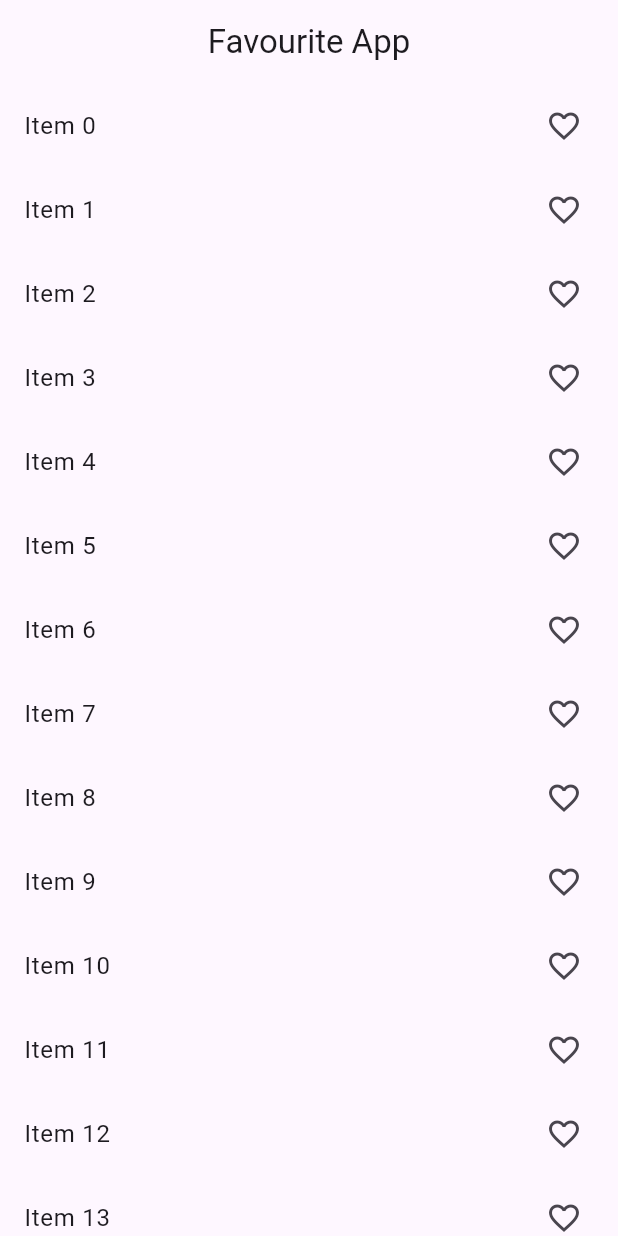
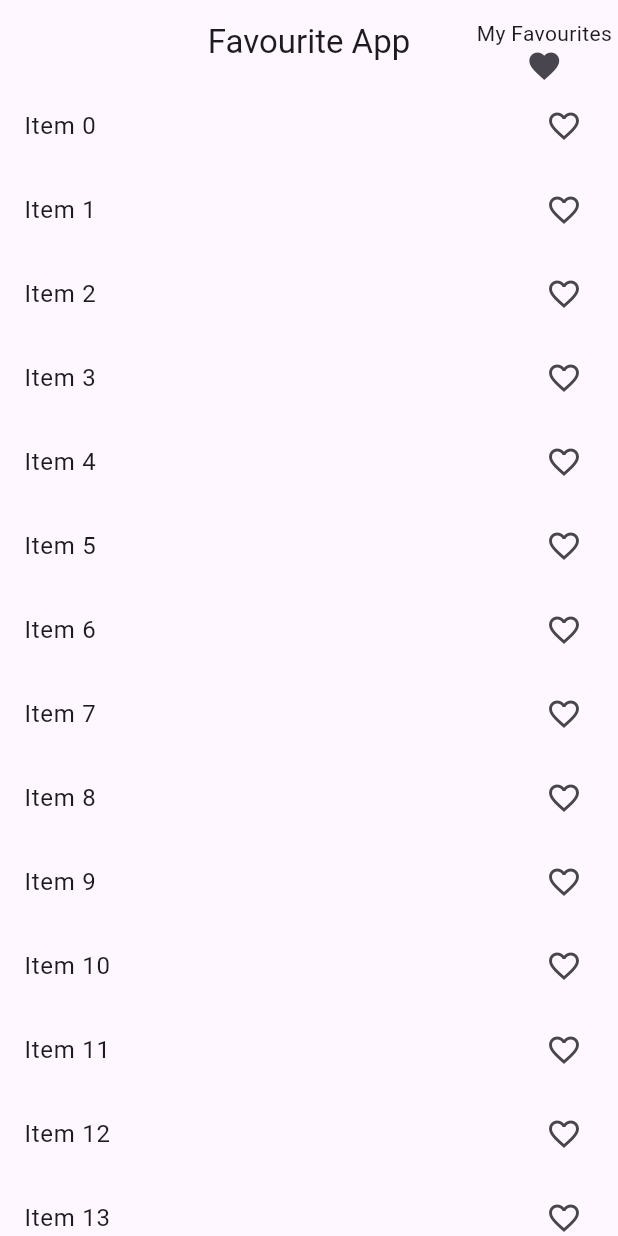
Before and after one commit to Rashadul-hub/provider_flutter, a Flutter app: the screen it shows after launch, on a phone screen of 412 x 824 dp. Run offline on Flutter 3.47's test engine with Material 3 defaults, Android fonts, the phone set to English and light mode, and no system bars.

Commit message:
(Complete) Add item to Favourite (Provider)

```diff
--- a/lib/example_screens/favourite/favourite_screen.dart
+++ b/lib/example_screens/favourite/favourite_screen.dart
@@ -1,5 +1,6 @@
 import 'package:flutter/material.dart';
 import 'package:provider/provider.dart';
+import 'package:provider_flutter/example_screens/favourite/my_favourite_lists_screen.dart';
 import 'package:provider_flutter/provider/favourite_provider.dart';
 
 class FavouriteScreen extends StatefulWidget {
@@ -20,6 +21,22 @@ class _FavouriteScreenState extends State<FavouriteScreen> {
       appBar: AppBar(
         centerTitle: true,
         title: Text('Favourite App'),
+        actions: [
+          InkWell(
+            onTap: (){
+              Navigator.push(context, MaterialPageRoute(builder: (context)=> MyFavouriteListsScreen()));
+            },
+            child: const Column(
+              mainAxisAlignment: MainAxisAlignment.end,
+              crossAxisAlignment: CrossAxisAlignment.center,
+              children: [
+                Text('My Favourites'),
+                Icon(Icons.favorite_sharp),
+              ],
+            ),
+          ),
+          SizedBox(width: 4,)
+        ],
       ),
       body: Column(
         children: [
```
Also changed, not shown: lib/example_screens/favourite/my_favourite_lists_screen.dart (added, +50 -0 lines).
